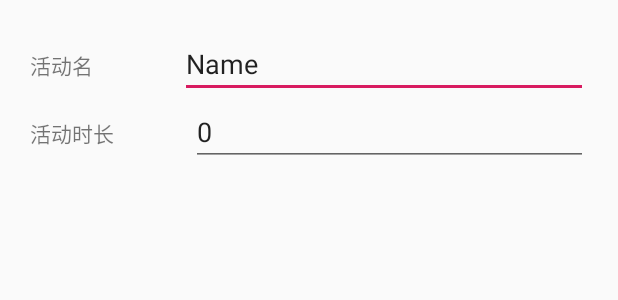
After one commit to lazystitan/Interval-Timer, an Android app: the layout add_activity_layout.xml on its own in the app's theme, with its tools: preview values and no code run, on a phone screen of 412 x 824 dp. The commit adds this screen. Shown: the top 300 px of the screen. Run offline under Robolectric (Android 15) with nearby library versions, the phone set to English and light mode, and no system bars.

Commit message:
不做详细的类分析真的是要火葬场了。 给添加活动的FloatingActionButton添加了响应，为了完成功能还给Task类加了新的方法addActivity，可能会出很难找的bug。

```diff
--- a/app/src/main/res/layout/activity_edit_task.xml
+++ b/app/src/main/res/layout/activity_edit_task.xml
@@ -82,7 +82,7 @@
         app:layout_constraintTop_toTopOf="@+id/guideline2">
 
         <android.support.design.widget.FloatingActionButton
-            android:id="@+id/floatingActionButton"
+            android:id="@+id/add_activity_fabtn"
             android:layout_width="wrap_content"
             android:layout_height="wrap_content"
             android:layout_marginStart="16dp"
--- /dev/null
+++ b/app/src/main/res/layout/add_activity_layout.xml
@@ -0,0 +1,52 @@
+<?xml version="1.0" encoding="utf-8"?>
+<LinearLayout xmlns:android="http://schemas.android.com/apk/res/android"
+    android:orientation="vertical" android:layout_width="match_parent"
+    android:layout_height="wrap_content"
+    android:padding="20dp">
+
+
+    <LinearLayout
+        android:layout_width="match_parent"
+        android:layout_height="match_parent"
+        android:orientation="horizontal">
+
+        <TextView
+            android:id="@+id/activity_name_adlayout"
+            android:layout_width="wrap_content"
+            android:layout_height="wrap_content"
+            android:layout_weight="1"
+            android:text="活动名" />
+
+        <EditText
+            android:id="@+id/get_activity_name_adlayout"
+            android:layout_width="wrap_content"
+            android:layout_height="wrap_content"
+            android:layout_weight="1"
+            android:ems="10"
+            android:inputType="textPersonName"
+            android:text="Name" />
+    </LinearLayout>
+
+    <LinearLayout
+        android:id="@+id/activity_time_adlayout"
+        android:layout_width="match_parent"
+        android:layout_height="match_parent"
+        android:orientation="horizontal">
+
+        <TextView
+            android:id="@+id/textView2"
+            android:layout_width="wrap_content"
+            android:layout_height="wrap_content"
+            android:layout_weight="1"
+            android:text="活动时长" />
+
+        <EditText
+            android:id="@+id/get_activity_time_adlayout"
+            android:layout_width="wrap_content"
+            android:layout_height="wrap_content"
+            android:layout_weight="1"
+            android:ems="10"
+            android:inputType="time|numberDecimal"
+            android:text="0" />
+    </LinearLayout>
+</LinearLayout>
```
Also changed, not shown: app/src/main/java/com/riton/interval_timer/EditTaskActivity.java (+42 -1 lines), app/src/main/java/com/riton/interval_timer/MyActivity.java (+8 -1 lines), app/src/main/java/com/riton/interval_timer/Task.java (+11 -0 lines).
